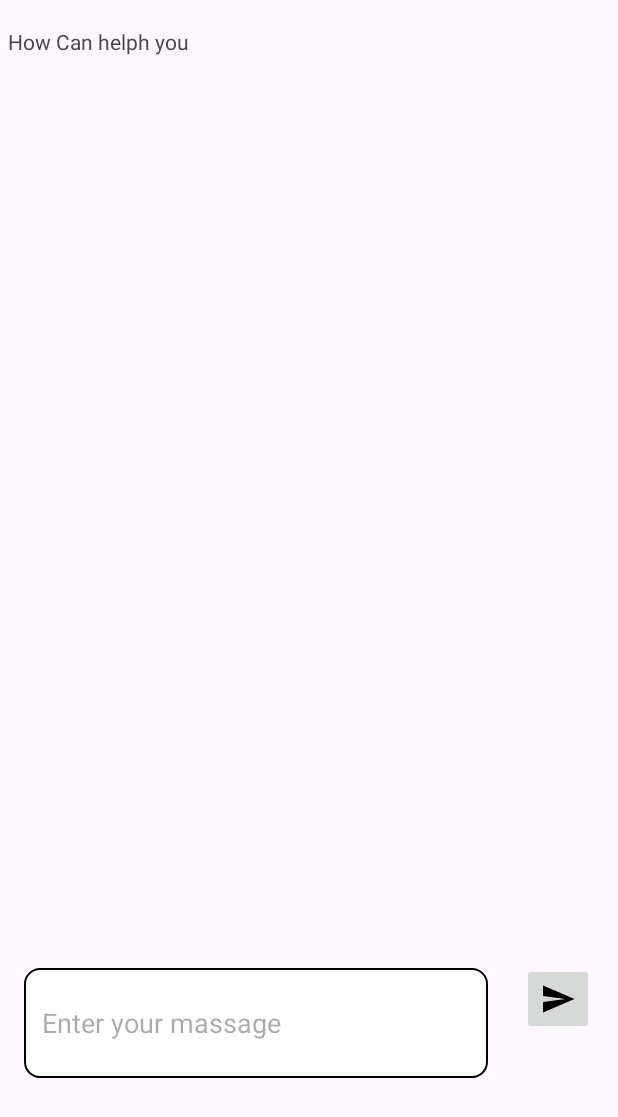
After one commit to Ltrsoft2019/RJPOLICE_HACK_1210_LTRIAN_OPEN-13-2, an Android app: the fragment Message_fragment placed in its activity, on a phone screen of 412 x 824 dp. The commit adds this screen. Shown: the top 1117 px of the screen. Run offline under Robolectric (Android 15) with nearby library versions, the phone set to English and light mode, and no system bars; our stand-ins replace Volley; Roboto replaces fonts that are not available here; 1 statement that could not run was skipped.

Commit message:
commeted by  harun

```diff
--- a/app/build.gradle.kts
+++ b/app/build.gradle.kts
@@ -56,5 +56,7 @@ dependencies {
 
     implementation ("com.airbnb.android:lottie:4.2.2")
 
+    implementation("com.squareup.okhttp3:okhttp:4.11.0")
+    implementation("com.android.volley:volley-cronet:1.2.1")
 
 }
--- /dev/null
+++ b/app/src/main/java/com/ltrsoft/policeapp/Adapter/MessageAdapter.java
@@ -0,0 +1,64 @@
+package com.ltrsoft.policeapp.Adapter;
+
+import android.view.LayoutInflater;
+import android.view.View;
+import android.view.ViewGroup;
+import android.widget.LinearLayout;
+import android.widget.TextView;
+
+import androidx.annotation.NonNull;
+import androidx.recyclerview.widget.RecyclerView;
+
+import com.ltrsoft.policeapp.Classes.Message;
+import com.ltrsoft.policeapp.R;
+
+
+import java.util.List;
+
+public class MessageAdapter extends RecyclerView.Adapter<MessageAdapter.MyViewHolder> {
+
+    List<Message> messageList;
+    public MessageAdapter(List<Message> messageList) {
+        this.messageList = messageList;
+    }
+
+    @NonNull
+    @Override
+    public MyViewHolder onCreateViewHolder(@NonNull ViewGroup parent, int viewType) {
+        View chatView = LayoutInflater.from(parent.getContext()).inflate(R.layout.chat_item,null);
+        MyViewHolder myViewHolder = new MyViewHolder(chatView);
+        return myViewHolder;
+    }
+
+    @Override
+    public void onBindViewHolder(@NonNull MyViewHolder holder, int position) {
+        Message message = messageList.get(position);
+        if(message.getSendBy().equals(Message.Sent_by_me)){
+            holder.leftChatView.setVisibility(View.GONE);
+            holder.rightChatView.setVisibility(View.VISIBLE);
+            holder.rightTextView.setText(message.getMessage());
+        }else{
+            holder.rightChatView.setVisibility(View.GONE);
+            holder.leftChatView.setVisibility(View.VISIBLE);
+            holder.leftTextView.setText(message.getMessage());
+        }
+    }
+
+    @Override
+    public int getItemCount() {
+        return messageList.size();
+    }
+
+    public class MyViewHolder extends RecyclerView.ViewHolder{
+        LinearLayout leftChatView,rightChatView;
+        TextView leftTextView,rightTextView;
+
+        public MyViewHolder(@NonNull View itemView) {
+            super(itemView);
+            leftChatView  = itemView.findViewById(R.id.left_chat_view);
+            rightChatView = itemView.findViewById(R.id.right_chat_view);
+            leftTextView = itemView.findViewById(R.id.left_chat_text_view);
+            rightTextView = itemView.findViewById(R.id.right_chat_text_view);
+        }
+    }
+}
--- /dev/null
+++ b/app/src/main/java/com/ltrsoft/policeapp/Message/Message_fragment.java
@@ -0,0 +1,138 @@
+package com.ltrsoft.policeapp.Message;
+
+import android.os.Bundle;
+import android.view.LayoutInflater;
+import android.view.View;
+import android.view.ViewGroup;
+import android.widget.EditText;
+import android.widget.ImageButton;
+
+import androidx.annotation.NonNull;
+import androidx.fragment.app.Fragment;
+import androidx.recyclerview.widget.LinearLayoutManager;
+import androidx.recyclerview.widget.RecyclerView;
+
+import com.ltrsoft.policeapp.Adapter.MessageAdapter;
+import com.ltrsoft.policeapp.Classes.Message;
+import com.ltrsoft.policeapp.R;
+
+import org.json.JSONArray;
+import org.json.JSONException;
+import org.json.JSONObject;
+
+import java.io.IOException;
+import java.util.ArrayList;
+import java.util.List;
+
+import okhttp3.Call;
+import okhttp3.Callback;
+import okhttp3.MediaType;
+import okhttp3.OkHttpClient;
+import okhttp3.Request;
+import okhttp3.RequestBody;
+import okhttp3.Response;
+
+public class Message_fragment extends Fragment {
+    RecyclerView recyclerView;
+    EditText messageEditText;
+    ImageButton sendButton;
+    List<Message> messageList;
+    MessageAdapter messageAdapter;
+
+    public static final MediaType JSON
+            = MediaType.get("application/json; charset=utf-8");
+    OkHttpClient client = new OkHttpClient();
+
+    @Override
+    public View onCreateView(LayoutInflater inflater, ViewGroup container,
+                             Bundle savedInstanceState) {
+        View view = inflater.inflate(R.layout.fragment_message_fragment, container, false);
+
+        messageList = new ArrayList<>();
+
+        recyclerView = view.findViewById(R.id.recycleview);
+        messageEditText = view.findViewById(R.id.editTextText);
+        sendButton = view.findViewById(R.id.send_btn);
+
+        messageAdapter = new MessageAdapter(messageList);
+        recyclerView.setAdapter(messageAdapter);
+        LinearLayoutManager llm = new LinearLayoutManager(requireContext());
+        llm.setStackFromEnd(true);
+        recyclerView.setLayoutManager(llm);
+
+        sendButton.setOnClickListener((v) -> {
+            String question = messageEditText.getText().toString().trim();
+            addToChat(question, Message.Sent_by_me);
+            messageEditText.setText("");
+            callAPI(question);
+        });
+
+        return view; // Add this line to return the inflated view
+    }
+
+    void addToChat(String message, String sentBy) {
+        messageList.add(new Message(message, sentBy));
+        messageAdapter.notifyDataSetChanged();
+        recyclerView.smoothScrollToPosition(messageAdapter.getItemCount());
+    }
+
+    void addResponse(String response){
+        requireActivity().runOnUiThread(new Runnable() {
+            @Override
+            public void run() {
+                if (!messageList.isEmpty()) {
+                    messageList.remove(messageList.size() - 1);
+                    messageAdapter.notifyDataSetChanged();
+                }
+                addToChat(response, Message.Sent_by_Bot);
+                recyclerView.smoothScrollToPosition(messageAdapter.getItemCount());
+            }
+        });
+    }
+
+    void callAPI(String question){
+        //okhttp
+        messageList.add(new Message("Typing... ",Message.Sent_by_Bot));
+
+        JSONObject jsonBody = new JSONObject();
+        try {
+            jsonBody.put("model","text-davinci-003");
+            jsonBody.put("prompt",question);
+            jsonBody.put("max_tokens",4000);
+            jsonBody.put("temperature",0);
+        } catch (JSONException e) {
+            e.printStackTrace();
+        }
+        RequestBody body = RequestBody.create(jsonBody.toString(), JSON);
+        Request request = new Request.Builder()
+                .url("https://api.openai.com/v1/completions")
+                .header("Authorization","Bearer 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")
+                .post(body)
+                .build();
+
+        client.newCall(request).enqueue(new Callback() {
+            @Override
+            public void onFailure(@NonNull Call call, @NonNull IOException e) {
+                addResponse("Failed to load response due to " + e.getMessage());
+            }
+
+            @Override
+            public void onResponse(@NonNull Call call, @NonNull Response response) throws IOException {
+                if (response.isSuccessful()) {
+                    JSONObject jsonObject = null;
+                    try {
+                        jsonObject = new JSONObject(response.body().string());
+                        JSONArray jsonArray = jsonObject.getJSONArray("choices");
+                        String result = jsonArray.getJSONObject(0).getString("text");
+                        addResponse(result.trim());
+                    } catch (JSONException e) {
+                        e.printStackTrace();
+                    }
+
+                } else {
+                    addResponse("Failed to load response due to " + response.body().toString());
+                }
+            }
+        });
+    }
+}
--- a/app/src/main/java/com/ltrsoft/policeapp/Navigation/NavigationFragment.java
+++ b/app/src/main/java/com/ltrsoft/policeapp/Navigation/NavigationFragment.java
@@ -10,8 +10,8 @@ import android.view.View;
 import android.view.ViewGroup;
 
 import com.google.android.material.bottomnavigation.BottomNavigationView;
+import com.ltrsoft.policeapp.Message.Message_fragment;
 import com.ltrsoft.policeapp.Status.StatusFragment;
-import com.ltrsoft.policeapp.Message.MessageFragment;
 import com.ltrsoft.policeapp.News.NewsFragment;
 import com.ltrsoft.policeapp.Profile.ProfileFragment;
 import com.ltrsoft.policeapp.R;
@@ -35,7 +35,7 @@ public class NavigationFragment extends Fragment {
             if (itemId == R.id.status) {
                 replaceFragment(new StatusFragment());
             } else if (itemId == R.id.message) {
-                replaceFragment(new MessageFragment());
+                replaceFragment(new Message_fragment());
             } else if (itemId == R.id.user) {
                 replaceFragment(new ProfileFragment());
             } else if (itemId == R.id.news) {
--- /dev/null
+++ b/app/src/main/res/drawable/baseline_send_24.xml
@@ -0,0 +1,5 @@
+<vector android:autoMirrored="true" android:height="24dp"
+    android:tint="#000000" android:viewportHeight="24"
+    android:viewportWidth="24" android:width="24dp" xmlns:android="http://schemas.android.com/apk/res/android">
+    <path android:fillColor="@android:color/white" android:pathData="M2.01,21L23,12 2.01,3 2,10l15,2 -15,2z"/>
+</vector>
--- /dev/null
+++ b/app/src/main/res/drawable/roundedcorner.xml
@@ -0,0 +1,14 @@
+<?xml version="1.0" encoding="utf-8"?>
+<shape xmlns:android="http://schemas.android.com/apk/res/android"
+    android:shape="rectangle"
+    >
+    <corners android:radius="10dp"/>
+    <stroke android:width="1dp"/>
+    <solid android:color="@color/white"/>
+
+
+
+
+
+
+</shape>
--- /dev/null
+++ b/app/src/main/res/layout/fragment_message_fragment.xml
@@ -0,0 +1,74 @@
+<?xml version="1.0" encoding="utf-8"?>
+<androidx.constraintlayout.widget.ConstraintLayout xmlns:android="http://schemas.android.com/apk/res/android"
+    xmlns:app="http://schemas.android.com/apk/res-auto"
+    xmlns:tools="http://schemas.android.com/tools"
+    android:layout_width="match_parent"
+    android:layout_height="match_parent"
+    tools:context=".MainActivity">
+
+
+    <androidx.recyclerview.widget.RecyclerView
+        android:id="@+id/recycleview"
+        android:layout_width="331dp"
+        android:layout_height="353dp"
+        app:layout_constraintBottom_toBottomOf="parent"
+        app:layout_constraintEnd_toEndOf="parent"
+        app:layout_constraintHorizontal_bias="0.058"
+        app:layout_constraintStart_toStartOf="parent"
+        app:layout_constraintTop_toTopOf="parent"
+        app:layout_constraintVertical_bias="0.185" />
+
+    <EditText
+        android:id="@+id/editTextText"
+        android:layout_width="309dp"
+        android:layout_height="73dp"
+        android:background="@drawable/roundedcorner"
+        android:ems="10"
+        android:hint="Enter your massage"
+        android:inputType="text"
+         android:paddingLeft="12dp"
+        app:layout_constraintBottom_toBottomOf="parent"
+        app:layout_constraintEnd_toEndOf="parent"
+        app:layout_constraintHorizontal_bias="0.156"
+        app:layout_constraintStart_toStartOf="parent"
+        app:layout_constraintTop_toTopOf="@+id/recycleview"
+        app:layout_constraintVertical_bias="0.841" />
+
+    <ImageButton
+        android:id="@+id/send_btn"
+        android:layout_width="48dp"
+        android:layout_height="48dp"
+        android:src="@drawable/baseline_send_24"
+        app:layout_constraintBottom_toBottomOf="parent"
+        app:layout_constraintEnd_toEndOf="parent"
+        app:layout_constraintHorizontal_bias="0.578"
+        app:layout_constraintStart_toEndOf="@+id/editTextText"
+        app:layout_constraintTop_toTopOf="parent"
+        app:layout_constraintVertical_bias="0.827" />
+
+    <androidx.constraintlayout.widget.Guideline
+        android:id="@+id/guideline"
+        android:layout_width="wrap_content"
+        android:layout_height="wrap_content"
+        android:orientation="vertical"
+        app:layout_constraintGuide_begin="20dp" />
+
+    <androidx.constraintlayout.widget.Guideline
+        android:id="@+id/guideline2"
+        android:layout_width="wrap_content"
+        android:layout_height="wrap_content"
+        android:orientation="vertical"
+        app:layout_constraintGuide_begin="20dp" />
+
+    <TextView
+        android:id="@+id/textView3"
+        android:layout_width="212dp"
+        android:layout_height="36dp"
+        android:text="How Can helph you"
+        app:layout_constraintBottom_toBottomOf="parent"
+        app:layout_constraintEnd_toEndOf="parent"
+        app:layout_constraintHorizontal_bias="0.025"
+        app:layout_constraintStart_toStartOf="parent"
+        app:layout_constraintTop_toTopOf="parent"
+        app:layout_constraintVertical_bias="0.023" />
+</androidx.constraintlayout.widget.ConstraintLayout>
```
Also changed, not shown: app/src/main/java/com/ltrsoft/policeapp/Classes/Message.java (added, +30 -0 lines), app/src/main/java/com/ltrsoft/policeapp/Message/MessageFragment.java (deleted, +0 -22 lines), app/src/main/java/com/ltrsoft/policeapp/Message/MessageViewFragment.java (deleted, +0 -24 lines), app/src/main/res/layout/chat_item.xml (added, +43 -0 lines), app/src/main/res/layout/message_fragment.xml (deleted, +0 -16 lines), app/src/main/res/layout/message_view_fragment.xml (deleted, +0 -14 lines).
